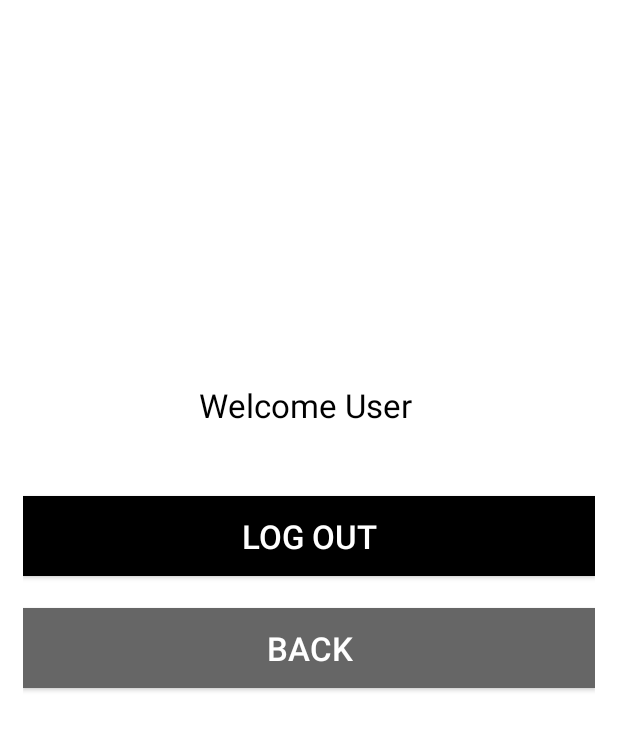
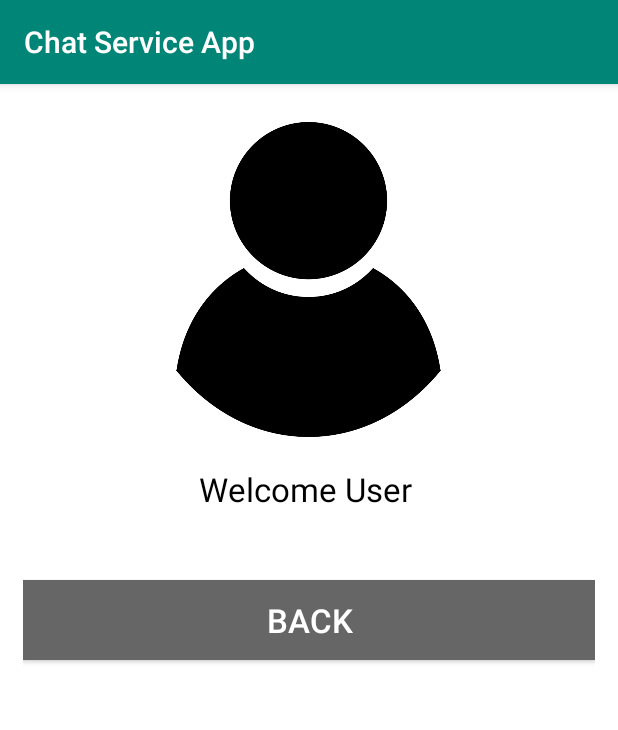
Before and after one commit to JasonHaque/ChatServiceApp, an Android app: the ProfileActivity screen opened directly, with no data from a screen before it, on a phone screen of 412 x 824 dp. Shown: the top 730 px of the screen. Run offline under Robolectric (Android 15) with nearby library versions, the phone set to English and light mode, and no system bars; our stand-ins replace Firebase (no records; nobody signed in at launch, a user with empty details on screens opened directly).

```diff
--- a/app/build.gradle
+++ b/app/build.gradle
@@ -29,6 +29,7 @@ dependencies {
     implementation 'com.google.firebase:firebase-firestore:21.1.1'
     implementation 'com.google.android.material:material:1.0.0'
     implementation 'de.hdodenhof:circleimageview:3.0.1'
+    implementation 'com.github.bumptech.glide:glide:4.10.0'
     testImplementation 'junit:junit:4.12'
     androidTestImplementation 'androidx.test.ext:junit:1.1.1'
     androidTestImplementation 'androidx.test.espresso:espresso-core:3.2.0'
--- a/app/src/main/java/com/example/chatserviceapp/ProfileActivity.java
+++ b/app/src/main/java/com/example/chatserviceapp/ProfileActivity.java
@@ -19,7 +19,7 @@ import static com.example.chatserviceapp.LogInActivity.userID;
 public class ProfileActivity extends AppCompatActivity {
 
     private static final int RESULT_LOAD_IMAGE = 1;
-    private Button logout, backToNotes;
+    private Button backToChat;
     private FirebaseAuth firebaseAuth;
     private ImageView profileImage;
     private TextView userView;
@@ -30,13 +30,12 @@ public class ProfileActivity extends AppCompatActivity {
         bindWidgets();
         bindListeners();
         userView.setText("Welcome User \n "+userID);
-        //profileImage.setImageResource(R.drawable.profile);
+        profileImage.setImageResource(R.drawable.profile);
     }
     void bindWidgets(){
-        logout=findViewById(R.id.log_out);
         firebaseAuth=FirebaseAuth.getInstance();
         userView=findViewById(R.id.user_view);
-        backToNotes=findViewById(R.id.notes_back_button);
+        backToChat=findViewById(R.id.chat_back_button);
         profileImage=findViewById(R.id.profile_image);
     }
 
@@ -49,13 +48,13 @@ public class ProfileActivity extends AppCompatActivity {
             }
         });
 
-        logout.setOnClickListener(new View.OnClickListener() {
+        backToChat.setOnClickListener(new View.OnClickListener() {
             @Override
             public void onClick(View view) {
-                firebaseAuth.signOut();
-                startActivity(new Intent(ProfileActivity.this,LogInActivity.class));
+                startActivity(new Intent(ProfileActivity.this,ChatViewActivity.class));
             }
         });
+
     }
 
     @Override
--- a/app/src/main/res/layout/activity_log_in.xml
+++ b/app/src/main/res/layout/activity_log_in.xml
@@ -6,15 +6,11 @@
     android:layout_height="match_parent"
     tools:context=".LogInActivity">
 
-    <include
-        android:id="@+id/toolbar1"
-        layout="@layout/bar_layout" />
-
     <LinearLayout
         android:layout_width="match_parent"
         android:layout_height="wrap_content"
         android:padding="20dp"
-        android:layout_marginTop="65dp"
+        android:layout_marginTop="45dp"
         android:orientation="vertical">
         <TextView
             android:layout_width="wrap_content"
--- a/app/src/main/res/layout/activity_profile.xml
+++ b/app/src/main/res/layout/activity_profile.xml
@@ -26,18 +26,9 @@
             android:textColor="#000000"
             android:layout_marginBottom="20dp"
             android:layout_marginTop="20dp"/>
+
         <Button
-            android:id="@+id/log_out"
-            android:layout_width="match_parent"
-            android:layout_height="wrap_content"
-            android:textColor="#ffffff"
-            android:layout_marginBottom="21dp"
-            android:padding="12dp"
-            android:background="#000000"
-            android:textSize="22sp"
-            android:text="Log Out"/>
-        <Button
-            android:id="@+id/notes_back_button"
+            android:id="@+id/chat_back_button"
             android:layout_width="match_parent"
             android:layout_height="wrap_content"
             android:textSize="22sp"
--- a/app/src/main/res/layout/activity_sign_up.xml
+++ b/app/src/main/res/layout/activity_sign_up.xml
@@ -6,15 +6,11 @@
     android:layout_height="match_parent"
     tools:context=".SignUpActivity">
 
-    <include
-        android:id="@+id/toolbar"
-        layout="@layout/bar_layout" />
-
     <LinearLayout
         android:layout_width="match_parent"
         android:layout_height="wrap_content"
         android:padding="20dp"
-        android:layout_marginTop="65dp"
+        android:layout_marginTop="45dp"
         android:orientation="vertical">
         <TextView
             android:layout_width="wrap_content"
--- a/app/src/main/res/layout/bar_layout.xml
+++ b/app/src/main/res/layout/bar_layout.xml
@@ -5,8 +5,6 @@
     android:id="@+id/toolbar"
     android:title="@string/app_name"
     android:titleTextColor="#ffffff"
-    android:background="#ff0066"
-    android:theme="@style/ThemeOverlay.AppCompat.Dark.ActionBar"
-    android:popupTheme="@style/MenuStyle">
+    android:background="#ff0066">
 
 </Toolbar>
--- a/app/src/main/res/values/styles.xml
+++ b/app/src/main/res/values/styles.xml
@@ -1,14 +1,11 @@
 <resources>
 
     <!-- Base application theme. -->
-    <style name="AppTheme" parent="Theme.AppCompat.Light.NoActionBar">
+    <style name="AppTheme" parent="Theme.AppCompat.Light.DarkActionBar">
         <!-- Customize your theme here. -->
         <item name="colorPrimary">@color/colorPrimary</item>
         <item name="colorPrimaryDark">@color/colorPrimaryDark</item>
         <item name="colorAccent">@color/colorAccent</item>
     </style>
-    <style name="MenuStyle" parent="Theme.AppCompat.Light">
-        <item name="android:background">@android:color/white</item>
-    </style>
 
 </resources>
```
Also changed, not shown: app/src/main/java/com/example/chatserviceapp/ChatViewActivity.java (+57 -19 lines), app/src/main/java/com/example/chatserviceapp/Model/User.java (+24 -0 lines), app/src/main/res/layout/activity_chat_view.xml (+0 -35 lines), app/src/main/res/menu/menu.xml (added, +15 -0 lines).
